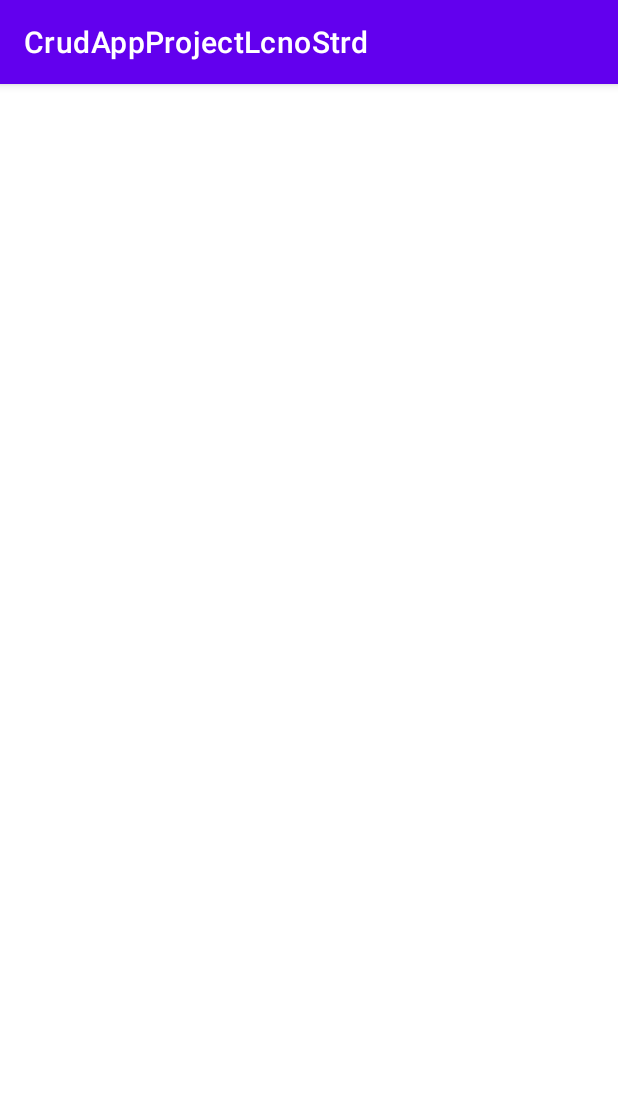
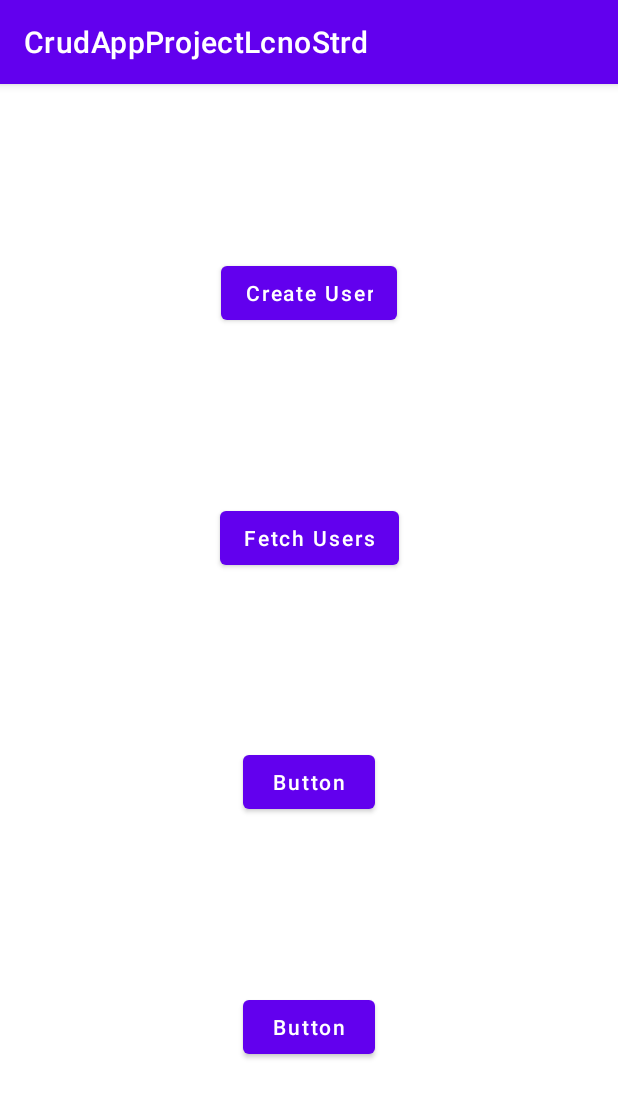
Before and after one commit to jhonpaul123456/TruckDriverApp, an Android app: the screen it shows after launch (MainActivity), on a phone screen of 412 x 824 dp. Shown: the top 1098 px of the screen. Run offline under Robolectric (Android 15) with nearby library versions, the phone set to English and light mode, and no system bars; our stand-ins replace data binding.

Commit message:
create mainactivity layout, + create empty CreateUserActivity

```diff
--- a/app/src/main/AndroidManifest.xml
+++ b/app/src/main/AndroidManifest.xml
@@ -9,6 +9,7 @@
         android:roundIcon="@mipmap/ic_launcher_round"
         android:supportsRtl="true"
         android:theme="@style/Theme.CrudAppProjectLcnoStrd">
+        <activity android:name=".activities.CreateUserActivity"></activity>
         <activity android:name=".activities.MainActivity">
             <intent-filter>
                 <action android:name="android.intent.action.MAIN" />
--- /dev/null
+++ b/app/src/main/java/com/firstapp/crudappprojectlcnostrd/activities/CreateUserActivity.java
@@ -0,0 +1,16 @@
+package com.firstapp.crudappprojectlcnostrd.activities;
+
+import android.os.Bundle;
+
+import androidx.appcompat.app.AppCompatActivity;
+
+import com.firstapp.crudappprojectlcnostrd.R;
+
+public class CreateUserActivity extends AppCompatActivity {
+
+    @Override
+    protected void onCreate(Bundle savedInstanceState) {
+        super.onCreate(savedInstanceState);
+        setContentView(R.layout.activity_create_user);
+    }
+}
--- a/app/src/main/java/com/firstapp/crudappprojectlcnostrd/activities/MainActivity.java
+++ b/app/src/main/java/com/firstapp/crudappprojectlcnostrd/activities/MainActivity.java
@@ -3,14 +3,35 @@ package com.firstapp.crudappprojectlcnostrd.activities;
 import android.os.Bundle;
 
 import androidx.appcompat.app.AppCompatActivity;
+import androidx.databinding.DataBindingUtil;
 
 import com.firstapp.crudappprojectlcnostrd.R;
+import com.firstapp.crudappprojectlcnostrd.databinding.ActivityMainBinding;
 
 public class MainActivity extends AppCompatActivity {
+
+    ActivityMainBinding binding;
 
     @Override
     protected void onCreate(Bundle savedInstanceState) {
         super.onCreate(savedInstanceState);
-        setContentView(R.layout.activity_main);
+        binding = DataBindingUtil.setContentView(this, R.layout.activity_main);
+
+        binding.createBtn.setOnClickListener(v -> {
+
+        });
+
+        binding.deleteUser.setOnClickListener(v -> {
+
+        });
+
+        binding.fetchUser.setOnClickListener(v -> {
+
+        });
+
+        binding.updateUser.setOnClickListener(v -> {
+
+        });
+
     }
 }
--- /dev/null
+++ b/app/src/main/res/layout/activity_create_user.xml
@@ -0,0 +1,9 @@
+<?xml version="1.0" encoding="utf-8"?>
+<androidx.constraintlayout.widget.ConstraintLayout xmlns:android="http://schemas.android.com/apk/res/android"
+    xmlns:app="http://schemas.android.com/apk/res-auto"
+    xmlns:tools="http://schemas.android.com/tools"
+    android:layout_width="match_parent"
+    android:layout_height="match_parent"
+    tools:context=".activities.CreateUserActivity">
+
+</androidx.constraintlayout.widget.ConstraintLayout>
--- a/app/src/main/res/layout/activity_main.xml
+++ b/app/src/main/res/layout/activity_main.xml
@@ -1,9 +1,64 @@
 <?xml version="1.0" encoding="utf-8"?>
-<androidx.constraintlayout.widget.ConstraintLayout xmlns:android="http://schemas.android.com/apk/res/android"
+<layout xmlns:android="http://schemas.android.com/apk/res/android"
     xmlns:app="http://schemas.android.com/apk/res-auto"
-    xmlns:tools="http://schemas.android.com/tools"
-    android:layout_width="match_parent"
-    android:layout_height="match_parent"
-    tools:context=".activities.MainActivity">
+    xmlns:tools="http://schemas.android.com/tools">
 
-</androidx.constraintlayout.widget.ConstraintLayout>
+    <data>
+
+    </data>
+
+    <androidx.constraintlayout.widget.ConstraintLayout
+        android:layout_width="match_parent"
+        android:layout_height="match_parent"
+        tools:context=".activities.MainActivity">
+
+        <Button
+            android:id="@+id/createBtn"
+            android:layout_width="wrap_content"
+            android:layout_height="wrap_content"
+            android:text="@string/create"
+            android:textAllCaps="false"
+            app:layout_constraintBottom_toTopOf="@+id/fetchUser"
+            app:layout_constraintEnd_toEndOf="parent"
+            app:layout_constraintHorizontal_bias="0.5"
+            app:layout_constraintStart_toStartOf="parent"
+            app:layout_constraintTop_toTopOf="parent" />
+
+        <Button
+            android:id="@+id/fetchUser"
+            android:layout_width="wrap_content"
+            android:layout_height="wrap_content"
+            android:text="@string/fetch_users"
+            android:textAllCaps="false"
+            app:layout_constraintBottom_toTopOf="@+id/updateUser"
+            app:layout_constraintEnd_toEndOf="parent"
+            app:layout_constraintHorizontal_bias="0.5"
+            app:layout_constraintStart_toStartOf="parent"
+            app:layout_constraintTop_toBottomOf="@+id/createBtn" />
+
+        <Button
+            android:id="@+id/deleteUser"
+            android:layout_width="wrap_content"
+            android:layout_height="wrap_content"
+            android:text="Button"
+            android:textAllCaps="false"
+            app:layout_constraintBottom_toBottomOf="parent"
+            app:layout_constraintEnd_toEndOf="parent"
+            app:layout_constraintHorizontal_bias="0.5"
+            app:layout_constraintStart_toStartOf="parent"
+            app:layout_constraintTop_toBottomOf="@+id/updateUser" />
+
+        <Button
+            android:id="@+id/updateUser"
+            android:layout_width="wrap_content"
+            android:layout_height="wrap_content"
+            android:text="Button"
+            android:textAllCaps="false"
+            app:layout_constraintBottom_toTopOf="@+id/deleteUser"
+            app:layout_constraintEnd_toEndOf="parent"
+            app:layout_constraintHorizontal_bias="0.5"
+            app:layout_constraintStart_toStartOf="parent"
+            app:layout_constraintTop_toBottomOf="@+id/fetchUser" />
+
+    </androidx.constraintlayout.widget.ConstraintLayout>
+</layout>
--- a/app/src/main/res/values/strings.xml
+++ b/app/src/main/res/values/strings.xml
@@ -1,3 +1,5 @@
 <resources>
     <string name="app_name">CrudAppProjectLcnoStrd</string>
+    <string name="create">Create User</string>
+    <string name="fetch_users">Fetch Users</string>
 </resources>
```
